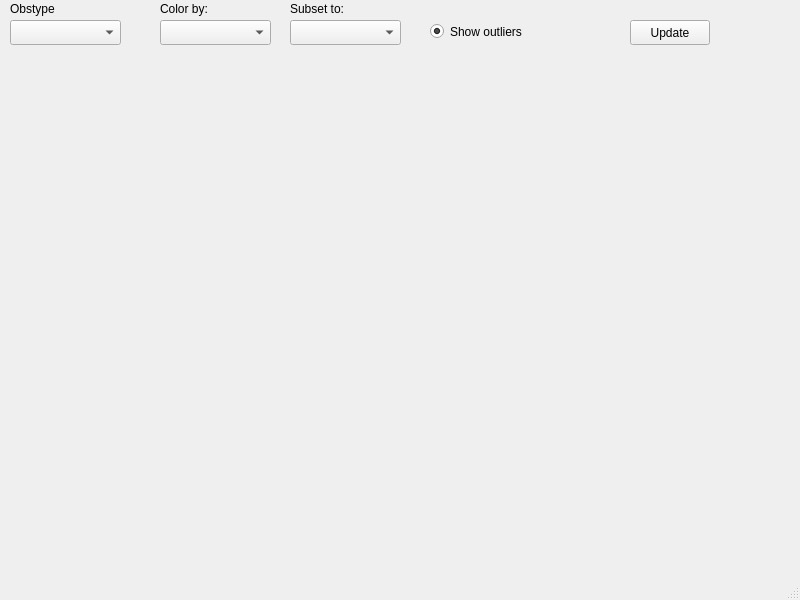
First picture: the form in metobs_gui/fig_window.ui, repository vergauwenthomas/MetObs_GUI, before the edit.
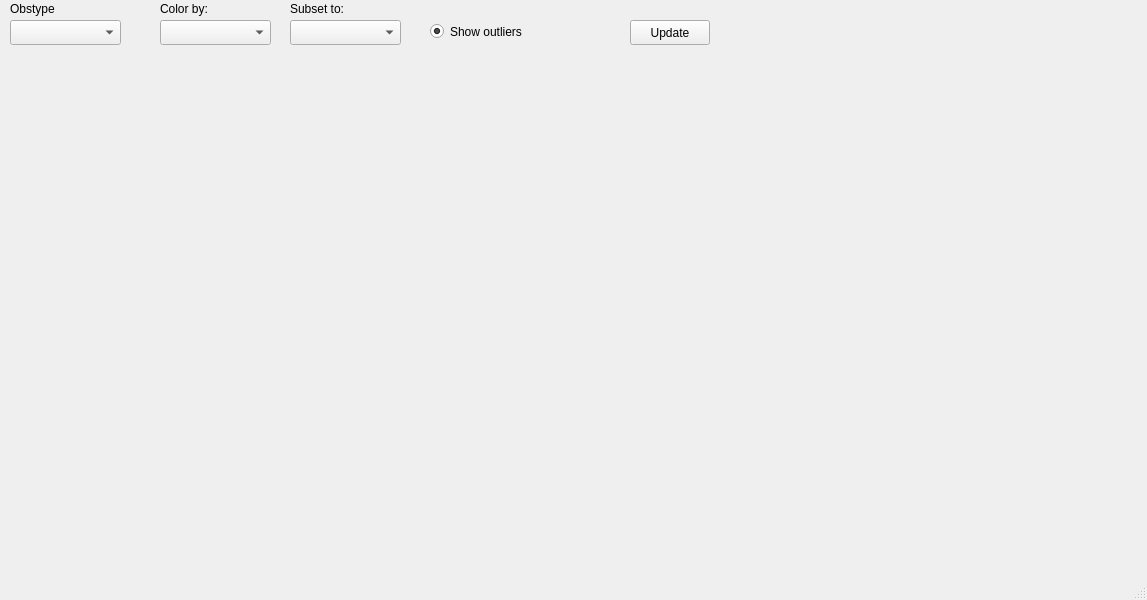
Second picture: the form after the edit.

```diff
--- a/metobs_gui/fig_window.ui
+++ b/metobs_gui/fig_window.ui
@@ -6,7 +6,7 @@
    <rect>
     <x>0</x>
     <y>0</y>
-    <width>800</width>
+    <width>1147</width>
     <height>600</height>
    </rect>
   </property>
@@ -19,7 +19,7 @@
      <rect>
       <x>30</x>
       <y>80</y>
-      <width>691</width>
+      <width>971</width>
       <height>471</height>
      </rect>
     </property>
```
Left out of the diff: 2 changed lines with no effect on the pictures.
